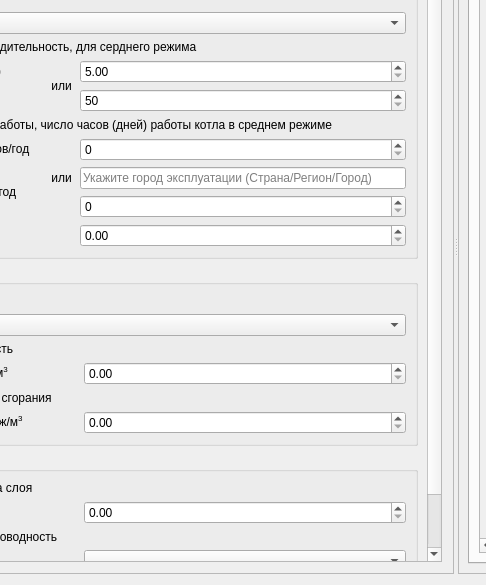
Before: the Qt Designer form src/plugins/calculate/boilerform.ui in alexey-zayats/bonaka, drawn with Qt 5; both pictures show x 92 to 578 and y 130 to 715 of the 977 by 715 pixel window.
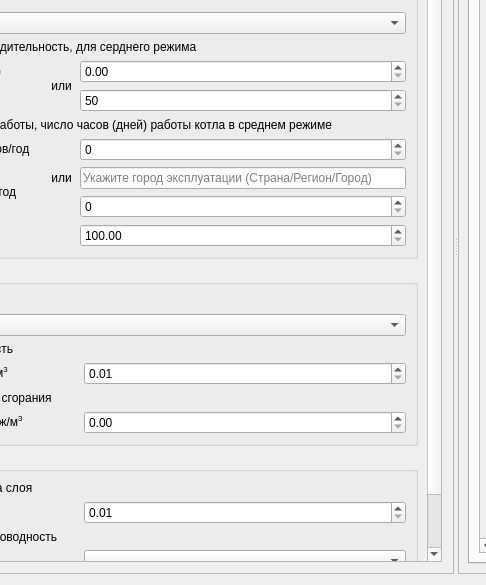
After: the same form once the commit is applied. The open tabs and pages were chosen to show the change.

Commit message: Парки по расчету ДКВР

```diff
--- a/src/plugins/calculate/boilerform.ui
+++ b/src/plugins/calculate/boilerform.ui
@@ -546,7 +546,7 @@
               <property name="geometry">
                <rect>
                 <x>0</x>
-                <y>0</y>
+                <y>-133</y>
                 <width>480</width>
                 <height>728</height>
                </rect>
@@ -747,19 +747,25 @@
                     </item>
                     <item row="9" column="2">
                      <widget class="QDoubleSpinBox" name="sInputWaterTemp">
+                      <property name="minimum">
+                       <double>100.000000000000000</double>
+                      </property>
                       <property name="maximum">
-                       <double>500.000000000000000</double>
+                       <double>300.000000000000000</double>
                       </property>
                      </widget>
                     </item>
                     <item row="3" column="2">
                      <widget class="QDoubleSpinBox" name="sPowerSpin1">
                       <property name="minimum">
-                       <double>5.000000000000000</double>
+                       <double>0.000000000000000</double>
                       </property>
                       <property name="maximum">
                        <double>10.000000000000000</double>
                       </property>
+                      <property name="value">
+                       <double>0.000000000000000</double>
+                      </property>
                      </widget>
                     </item>
                    </layout>
@@ -813,8 +819,11 @@
                     </item>
                     <item row="3" column="1">
                      <widget class="QDoubleSpinBox" name="sFuelCostSpin">
+                      <property name="minimum">
+                       <double>0.010000000000000</double>
+                      </property>
                       <property name="maximum">
-                       <double>999999.000000000000000</double>
+                       <double>10.000000000000000</double>
                       </property>
                      </widget>
                     </item>
@@ -887,7 +896,14 @@
                      </widget>
                     </item>
                     <item row="1" column="1">
-                     <widget class="QDoubleSpinBox" name="sScumThickSpin"/>
+                     <widget class="QDoubleSpinBox" name="sScumThickSpin">
+                      <property name="minimum">
+                       <double>0.010000000000000</double>
+                      </property>
+                      <property name="maximum">
+                       <double>30.000000000000000</double>
+                      </property>
+                     </widget>
                     </item>
                     <item row="2" column="0" colspan="2">
                      <widget class="QLabel" name="label_43">
```
Left out of the diff: 15 changed lines with no effect on the pictures. The commit also changes 1 other file.
